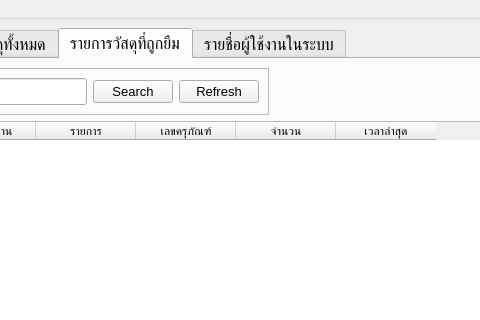
oatanurakch/POS_UI, file UI/Main.ui: the form before one commit; both pictures show x 85 to 565 and y 0 to 320 of the 1188 by 716 pixel window.
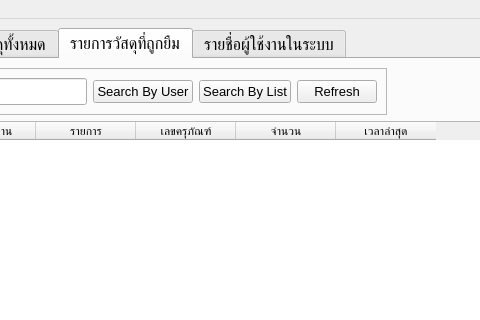
The form after the commit. The open tabs and pages were chosen to show the change.

Commit message: add file name of user and add borrow menu

Patch:
```diff
--- a/UI/Main.ui
+++ b/UI/Main.ui
@@ -229,11 +229,11 @@
               </font>
              </property>
              <property name="text">
-              <string>Search</string>
+              <string>Search By User</string>
              </property>
             </widget>
            </item>
-           <item row="0" column="2">
+           <item row="0" column="3">
             <widget class="QPushButton" name="refreshObjBorrow">
              <property name="sizePolicy">
               <sizepolicy hsizetype="Fixed" vsizetype="Fixed">
@@ -251,6 +251,24 @@
              </property>
             </widget>
            </item>
+           <item row="0" column="2">
+            <widget class="QPushButton" name="SearchObjBorrowList">
+             <property name="sizePolicy">
+              <sizepolicy hsizetype="Fixed" vsizetype="Fixed">
+               <horstretch>0</horstretch>
+               <verstretch>0</verstretch>
+              </sizepolicy>
+             </property>
+             <property name="font">
+              <font>
+               <pointsize>10</pointsize>
+              </font>
+             </property>
+             <property name="text">
+              <string>Search By List</string>
+             </property>
+            </widget>
+           </item>
           </layout>
          </widget>
         </item>
```
The commit also changes 6 other files.
